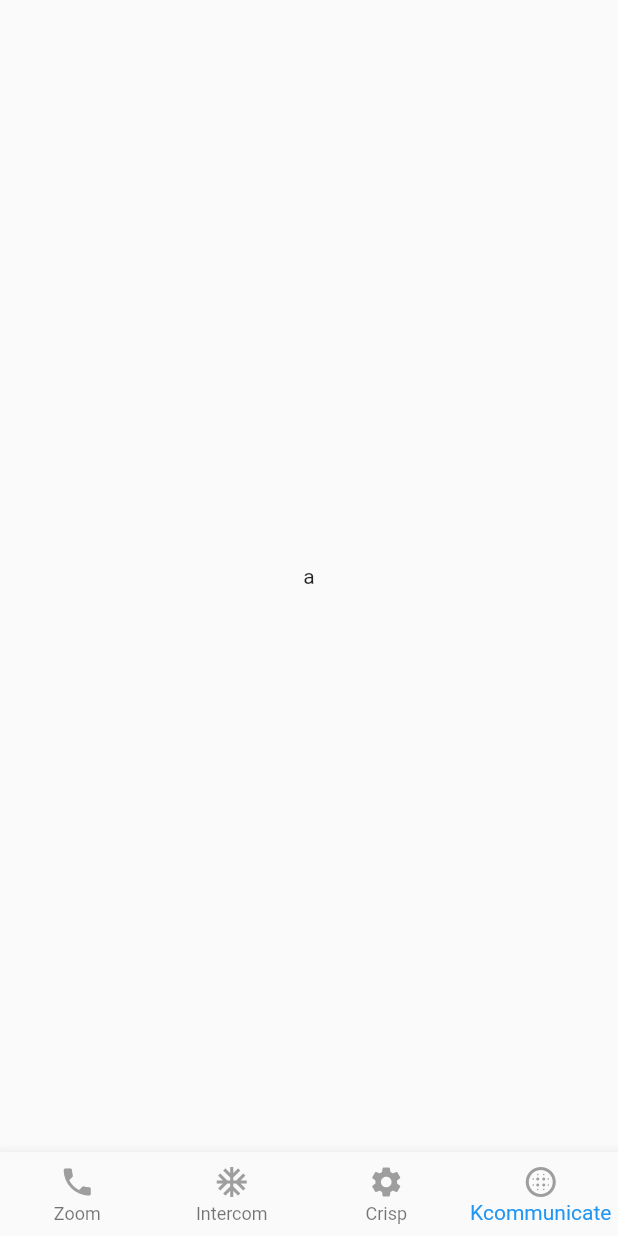
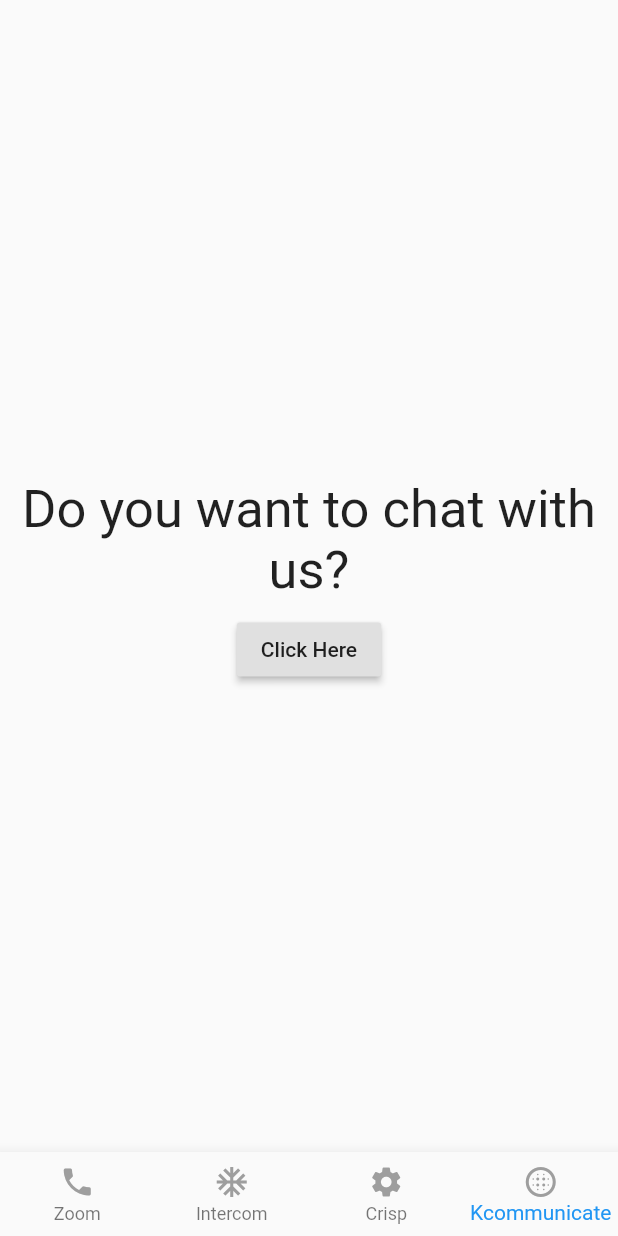
Before and after one commit to guptabhoomika/newproj, a Flutter app: the screen it shows after launch, swiped to page 4, on a phone screen of 412 x 824 dp. Run offline on Flutter 3.47's test engine with Material 2 defaults, Android fonts, the phone set to English and light mode, and no system bars; missing offline and left inert: kommunicate_flutter_plugin.

Commit message:
added kommunicate chat interface

```diff
--- a/new_proj/lib/main.dart
+++ b/new_proj/lib/main.dart
@@ -15,9 +15,7 @@ class MyApp extends StatelessWidget {
     return MaterialApp(
       title: 'Flutter Demo',
       theme: ThemeData(
-
         primarySwatch: Colors.blue,
-
         visualDensity: VisualDensity.adaptivePlatformDensity,
       ),
       home: MyHomePage(),
@@ -26,8 +24,6 @@ class MyApp extends StatelessWidget {
 }
 
 class MyHomePage extends StatefulWidget {
-
-
   @override
   _MyHomePageState createState() => _MyHomePageState();
 }
@@ -36,65 +32,56 @@ class _MyHomePageState extends State<MyHomePage> {
   PageController _pageController;
   @override
   void initState() {
-    // TODO: implement initState
     _pageController = PageController();
     super.initState();
   }
+
   int pageIndex = 0;
-  onPageCahnged(int index)
-{
+  onPageCahnged(int index) {
     setState(() {
       pageIndex = index;
     });
   }
-ontap(int index)
-{
-  _pageController.animateToPage(
-    index,
-    duration: Duration(milliseconds: 300),
-    curve: Curves.easeInOut
-    );
+
+  ontap(int index) {
+    _pageController.animateToPage(index,
+        duration: Duration(milliseconds: 300), curve: Curves.easeInOut);
   }
+
   @override
   Widget build(BuildContext context) {
     return Scaffold(
       body: PageView(
-        children: [
-          Zoom(),
-          Intercom(),
-          Crisp(),
-          Kcomm()
-        ],
+        children: [Zoom(), Intercom(), Crisp(), Kcomm()],
         controller: _pageController,
         onPageChanged: onPageCahnged,
         physics: NeverScrollableScrollPhysics(),
-
       ),
       bottomNavigationBar: BottomNavigationBar(
         type: BottomNavigationBarType.fixed,
-
-        items: const <BottomNavigationBarItem> [
+        items: const <BottomNavigationBarItem>[
           BottomNavigationBarItem(
-            icon: Icon(Icons.phone,color: Colors.grey,),
-            title: Text('Zoom',style: TextStyle(color: Colors.grey),)
+              icon: Icon(
+                Icons.phone,
+                color: Colors.grey,
               ),
+              title: Text(
+                'Zoom',
+                style: TextStyle(color: Colors.grey),
+              )),
           BottomNavigationBarItem(
-            icon: Icon(Icons.ac_unit,color: Colors.grey),
-            title: Text('Intercom',style: TextStyle(color: Colors.grey))
-          ),
+              icon: Icon(Icons.ac_unit, color: Colors.grey),
+              title: Text('Intercom', style: TextStyle(color: Colors.grey))),
           BottomNavigationBarItem(
-            icon: Icon(Icons.settings,color: Colors.grey),
-            title: Text('Crisp',style: TextStyle(color: Colors.grey))
-          ),
+              icon: Icon(Icons.settings, color: Colors.grey),
+              title: Text('Crisp', style: TextStyle(color: Colors.grey))),
           BottomNavigationBarItem(
-            icon: Icon(Icons.blur_circular,color: Colors.grey),
-            title:  Text('Kcommunicate',style: TextStyle(color: Colors.grey))
-          )
+              icon: Icon(Icons.blur_circular, color: Colors.grey),
+              title: Text('Kcommunicate', style: TextStyle(color: Colors.grey)))
         ],
         currentIndex: pageIndex,
         onTap: ontap,
-      ) ,
-
+      ),
     );
   }
 }
--- a/new_proj/lib/pages/kcumnicate.dart
+++ b/new_proj/lib/pages/kcumnicate.dart
@@ -1,14 +1,73 @@
+import 'dart:ui';
+
 import 'package:flutter/material.dart';
+import 'package:kommunicate_flutter_plugin/kommunicate_flutter_plugin.dart';
 
-class Kcomm extends StatelessWidget {
+class Kcomm extends StatefulWidget {
+  @override
+  _KcommState createState() => _KcommState();
+}
+
+class _KcommState extends State<Kcomm> {
+  bool showLoader = false;
+
   @override
   Widget build(BuildContext context) {
     return Scaffold(
-      body: Center(
-          child: Text("a")
-      )
-
-
+      body: Stack(
+        children: [
+          Column(
+            crossAxisAlignment: CrossAxisAlignment.center,
+            mainAxisAlignment: MainAxisAlignment.center,
+            children: [
+              SizedBox(
+                width: MediaQuery.of(context).size.width,
+              ),
+              Padding(
+                padding: const EdgeInsets.all(8.0),
+                child: Text(
+                  "Do you want to chat with us?",
+                  style: TextStyle(fontSize: 35),
+                  textAlign: TextAlign.center,
+                ),
+              ),
+              RaisedButton(
+                child: Text("Click Here"),
+                onPressed: () async {
+                  setState(() {
+                    showLoader = true;
+                  });
+                  try {
+                    dynamic conversationObject = {
+                      'appId': '3ee0d8fb8677a5f3f8fc76529452278af',
+                      'withPreChat': true
+                    };
+                    dynamic result =
+                        await KommunicateFlutterPlugin.buildConversation(
+                            conversationObject);
+                    setState(() {
+                      showLoader = false;
+                    });
+                    print(
+                        "Conversation builder success : " + result.toString());
+                  } on Exception catch (e) {
+                    print("Conversation builder error occurred : " +
+                        e.toString());
+                  }
+                },
+              ),
+            ],
+          ),
+          (showLoader)
+              ? Center(
+                  child: BackdropFilter(
+                    filter: ImageFilter.blur(sigmaX: 2, sigmaY: 2),
+                    child: CircularProgressIndicator(),
+                  ),
+                )
+              : Container(),
+        ],
+      ),
     );
   }
 }
--- a/new_proj/pubspec.yaml
+++ b/new_proj/pubspec.yaml
@@ -23,7 +23,7 @@ environment:
 dependencies:
   flutter:
     sdk: flutter
-
+  kommunicate_flutter_plugin: ^1.0.3
 
   # The following adds the Cupertino Icons font to your application.
   # Use with the CupertinoIcons class for iOS style icons.
```
Also changed, not shown: new_proj/pubspec.lock, 2 other files. Lines whose indentation alone changed are shown as unchanged.
